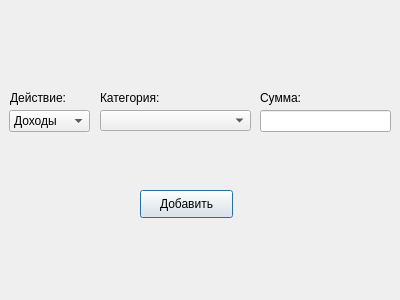
Above: ui/add_action.ui from vernolll/The-bank-s-application before the change. Below: the same form after it.
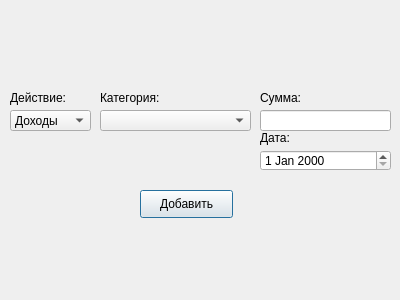
That is the form after the change.

Commit message: The graph now works with dates

The edit to the form file:
```diff
--- a/ui/add_action.ui
+++ b/ui/add_action.ui
@@ -29,10 +29,10 @@
   <widget class="QComboBox" name="comboBox_action">
    <property name="geometry">
     <rect>
-     <x>9</x>
+     <x>10</x>
      <y>110</y>
      <width>81</width>
-     <height>22</height>
+     <height>21</height>
     </rect>
    </property>
    <item>
@@ -65,7 +65,7 @@
      <x>260</x>
      <y>110</y>
      <width>131</width>
-     <height>22</height>
+     <height>21</height>
     </rect>
    </property>
   </widget>
@@ -108,6 +108,29 @@
     <string>Сумма:</string>
    </property>
   </widget>
+  <widget class="QDateEdit" name="dateEdit">
+   <property name="geometry">
+    <rect>
+     <x>260</x>
+     <y>150</y>
+     <width>131</width>
+     <height>21</height>
+    </rect>
+   </property>
+  </widget>
+  <widget class="QLabel" name="label_4">
+   <property name="geometry">
+    <rect>
+     <x>260</x>
+     <y>130</y>
+     <width>55</width>
+     <height>16</height>
+    </rect>
+   </property>
+   <property name="text">
+    <string>Дата:</string>
+   </property>
+  </widget>
  </widget>
  <resources/>
  <connections/>
```
The commit also changes 9 other files.
